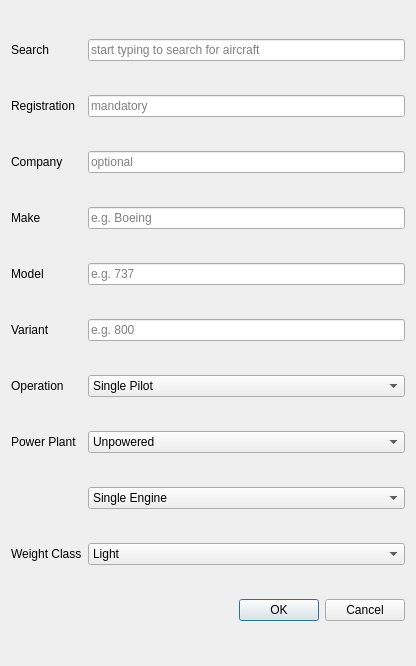
Old version of the form src/gui/dialogues/newtail.ui in the repository fiffty-50/openPilotLog.
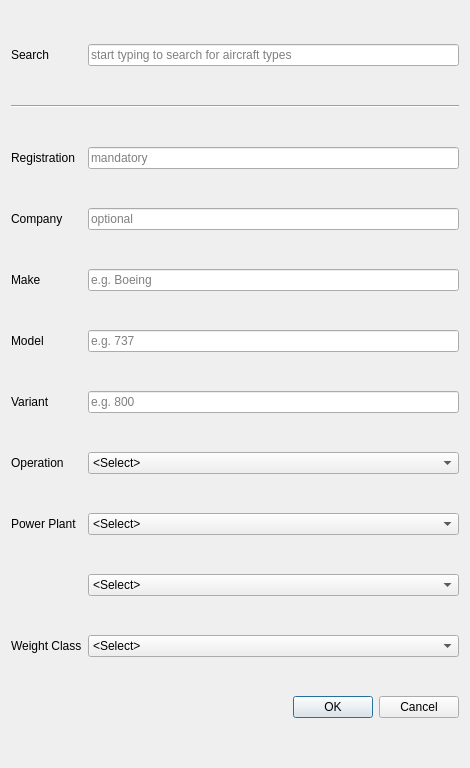
New version of the form.

Commit message: working on newtail dialog and aircraft class

What changed in the file:
```diff
--- a/src/gui/dialogues/newtail.ui
+++ b/src/gui/dialogues/newtail.ui
@@ -6,39 +6,15 @@
    <rect>
     <x>0</x>
     <y>0</y>
-    <width>416</width>
-    <height>666</height>
+    <width>470</width>
+    <height>768</height>
    </rect>
   </property>
   <property name="windowTitle">
    <string>Add New Aircraft</string>
   </property>
   <layout class="QGridLayout" name="gridLayout">
-   <item row="0" column="0">
-    <widget class="QLabel" name="searchLabel">
-     <property name="text">
-      <string>Search</string>
-     </property>
-    </widget>
-   </item>
-   <item row="0" column="1">
-    <widget class="QLineEdit" name="searchLineEdit">
-     <property name="maxLength">
-      <number>20</number>
-     </property>
-     <property name="placeholderText">
-      <string>start typing to search for aircraft</string>
-     </property>
-    </widget>
-   </item>
-   <item row="1" column="0">
-    <widget class="QLabel" name="registrationLabel">
-     <property name="text">
-      <string>Registration</string>
-     </property>
-    </widget>
-   </item>
-   <item row="1" column="1">
+   <item row="2" column="1">
     <widget class="QLineEdit" name="registrationLineEdit">
      <property name="maxLength">
       <number>20</number>
@@ -48,41 +24,7 @@
      </property>
     </widget>
    </item>
-   <item row="2" column="0">
-    <widget class="QLabel" name="companyLabel">
-     <property name="text">
-      <string>Company</string>
-     </property>
-    </widget>
-   </item>
-   <item row="2" column="1">
-    <widget class="QLineEdit" name="companyLineEdit">
-     <property name="maxLength">
-      <number>20</number>
-     </property>
-     <property name="placeholderText">
-      <string>optional</string>
-     </property>
-    </widget>
-   </item>
-   <item row="3" column="0">
-    <widget class="QLabel" name="makeLabel">
-     <property name="text">
-      <string>Make</string>
-     </property>
-    </widget>
-   </item>
-   <item row="3" column="1">
-    <widget class="QLineEdit" name="makeLineEdit">
-     <property name="maxLength">
-      <number>20</number>
-     </property>
-     <property name="placeholderText">
-      <string>e.g. Boeing</string>
-     </property>
-    </widget>
-   </item>
-   <item row="4" column="0">
+   <item row="5" column="0">
     <widget class="QLabel" name="modelLabel">
      <property name="text">
       <string>Model</string>
@@ -90,47 +32,35 @@
     </widget>
    </item>
    <item row="4" column="1">
-    <widget class="QLineEdit" name="modelLineEdit">
+    <widget class="QLineEdit" name="makeLineEdit">
      <property name="maxLength">
       <number>20</number>
      </property>
      <property name="placeholderText">
-      <string>e.g. 737</string>
+      <string>e.g. Boeing</string>
      </property>
     </widget>
    </item>
-   <item row="5" column="0">
-    <widget class="QLabel" name="variantLabel">
+   <item row="8" column="0">
+    <widget class="QLabel" name="powerPlantLabel">
      <property name="text">
-      <string>Variant</string>
+      <string>Power Plant</string>
      </property>
     </widget>
    </item>
-   <item row="5" column="1">
-    <widget class="QLineEdit" name="variantLineEdit">
-     <property name="maxLength">
-      <number>20</number>
-     </property>
-     <property name="placeholderText">
-      <string>e.g. 800</string>
-     </property>
-    </widget>
-   </item>
-   <item row="6" column="0">
-    <widget class="QLabel" name="operationLabel">
-     <property name="text">
-      <string>Operation</string>
-     </property>
-    </widget>
-   </item>
-   <item row="6" column="1">
+   <item row="7" column="1">
     <widget class="QComboBox" name="operationComboBox">
      <property name="editable">
       <bool>false</bool>
      </property>
      <property name="currentText">
-      <string>Single Pilot</string>
+      <string>&lt;Select&gt;</string>
      </property>
+     <item>
+      <property name="text">
+       <string>&lt;Select&gt;</string>
+      </property>
+     </item>
      <item>
       <property name="text">
        <string>Single Pilot</string>
@@ -143,18 +73,120 @@
      </item>
     </widget>
    </item>
+   <item row="9" column="1">
+    <widget class="QComboBox" name="ppNumberComboBox">
+     <property name="currentText">
+      <string>&lt;Select&gt;</string>
+     </property>
+     <item>
+      <property name="text">
+       <string>&lt;Select&gt;</string>
+      </property>
+     </item>
+     <item>
+      <property name="text">
+       <string>Single Engine</string>
+      </property>
+     </item>
+     <item>
+      <property name="text">
+       <string>Multi Engine</string>
+      </property>
+     </item>
+    </widget>
+   </item>
+   <item row="3" column="1">
+    <widget class="QLineEdit" name="companyLineEdit">
+     <property name="maxLength">
+      <number>20</number>
+     </property>
+     <property name="placeholderText">
+      <string>optional</string>
+     </property>
+    </widget>
+   </item>
+   <item row="6" column="0">
+    <widget class="QLabel" name="variantLabel">
+     <property name="text">
+      <string>Variant</string>
+     </property>
+    </widget>
+   </item>
+   <item row="5" column="1">
+    <widget class="QLineEdit" name="modelLineEdit">
+     <property name="maxLength">
+      <number>20</number>
+     </property>
+     <property name="placeholderText">
+      <string>e.g. 737</string>
+     </property>
+    </widget>
+   </item>
+   <item row="0" column="0">
+    <widget class="QLabel" name="searchLabel">
+     <property name="text">
+      <string>Search</string>
+     </property>
+    </widget>
+   </item>
    <item row="7" column="0">
-    <widget class="QLabel" name="powerPlantLabel">
+    <widget class="QLabel" name="operationLabel">
      <property name="text">
-      <string>Power Plant</string>
+      <string>Operation</string>
      </property>
     </widget>
    </item>
-   <item row="7" column="1">
+   <item row="0" column="1">
+    <widget class="QLineEdit" name="searchLineEdit">
+     <property name="maxLength">
+      <number>20</number>
+     </property>
+     <property name="placeholderText">
+      <string>start typing to search for aircraft types</string>
+     </property>
+    </widget>
+   </item>
+   <item row="4" column="0">
+    <widget class="QLabel" name="makeLabel">
+     <property name="text">
+      <string>Make</string>
+     </property>
+    </widget>
+   </item>
+   <item row="2" column="0">
+    <widget class="QLabel" name="registrationLabel">
+     <property name="text">
+      <string>Registration</string>
+     </property>
+    </widget>
+   </item>
+   <item row="1" column="0" colspan="2">
+    <widget class="Line" name="line">
+     <property name="orientation">
+      <enum>Qt::Horizontal</enum>
+     </property>
+    </widget>
+   </item>
+   <item row="11" column="1">
+    <widget class="QDialogButtonBox" name="buttonBox">
+     <property name="orientation">
+      <enum>Qt::Horizontal</enum>
+     </property>
+     <property name="standardButtons">
+      <set>QDialogButtonBox::Cancel|QDialogButtonBox::Ok</set>
+     </property>
+    </widget>
+   </item>
+   <item row="8" column="1">
     <widget class="QComboBox" name="ppTypeComboBox">
      <property name="currentText">
-      <string>Unpowered</string>
+      <string>&lt;Select&gt;</string>
      </property>
+     <item>
+      <property name="text">
+       <string>&lt;Select&gt;</string>
+      </property>
+     </item>
      <item>
       <property name="text">
        <string>Unpowered</string>
@@ -177,32 +209,13 @@
      </item>
     </widget>
    </item>
-   <item row="8" column="1">
-    <widget class="QComboBox" name="ppNumberComboBox">
-     <property name="currentText">
-      <string>Single Engine</string>
-     </property>
-     <item>
-      <property name="text">
-       <string>Single Engine</string>
-      </property>
-     </item>
-     <item>
-      <property name="text">
-       <string>Multi Engine</string>
-      </property>
-     </item>
-    </widget>
-   </item>
-   <item row="9" column="0">
-    <widget class="QLabel" name="weightLabel">
-     <property name="text">
-      <string>Weight Class</string>
-     </property>
-    </widget>
-   </item>
-   <item row="9" column="1">
+   <item row="10" column="1">
     <widget class="QComboBox" name="weightComboBox">
+     <item>
+      <property name="text">
+       <string>&lt;Select&gt;</string>
+      </property>
+     </item>
      <item>
       <property name="text">
        <string>Light</string>
@@ -220,13 +233,27 @@
      </item>
     </widget>
    </item>
-   <item row="10" column="1">
-    <widget class="QDialogButtonBox" name="buttonBox">
-     <property name="orientation">
-      <enum>Qt::Horizontal</enum>
+   <item row="10" column="0">
+    <widget class="QLabel" name="weightLabel">
+     <property name="text">
+      <string>Weight Class</string>
      </property>
-     <property name="standardButtons">
-      <set>QDialogButtonBox::Cancel|QDialogButtonBox::Ok</set>
+    </widget>
+   </item>
+   <item row="6" column="1">
+    <widget class="QLineEdit" name="variantLineEdit">
+     <property name="maxLength">
+      <number>20</number>
+     </property>
+     <property name="placeholderText">
+      <string>e.g. 800</string>
+     </property>
+    </widget>
+   </item>
+   <item row="3" column="0">
+    <widget class="QLabel" name="companyLabel">
+     <property name="text">
+      <string>Company</string>
      </property>
     </widget>
    </item>
```
Left out of the diff: 20 changed lines with no effect on the pictures. The commit also changes 7 other files.
